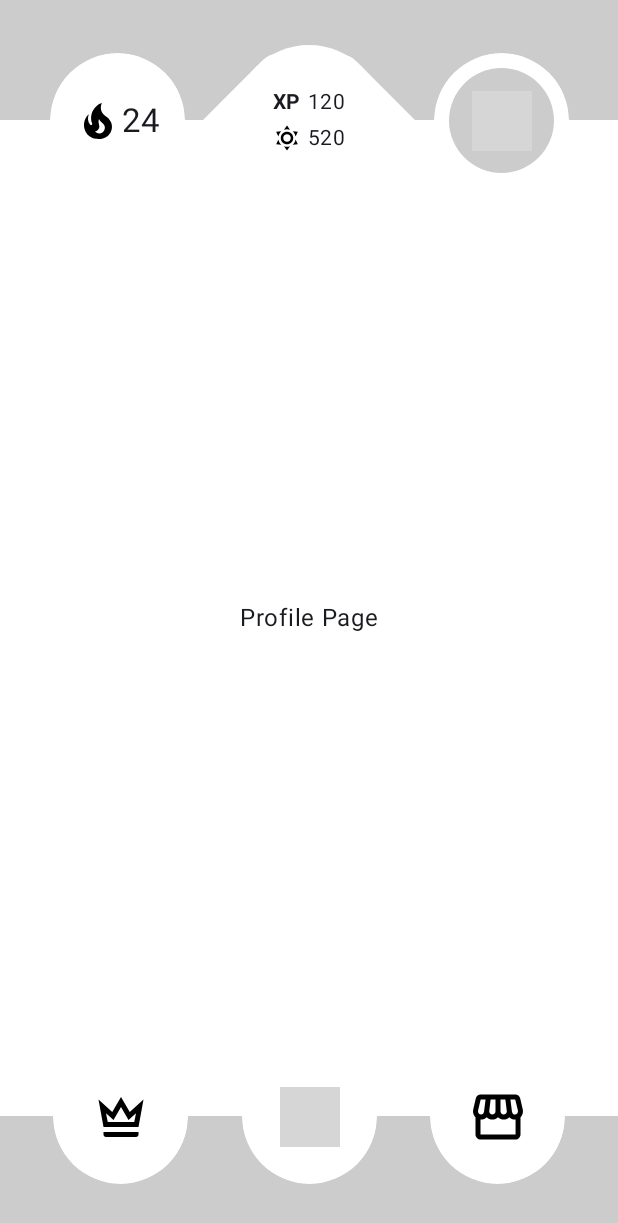
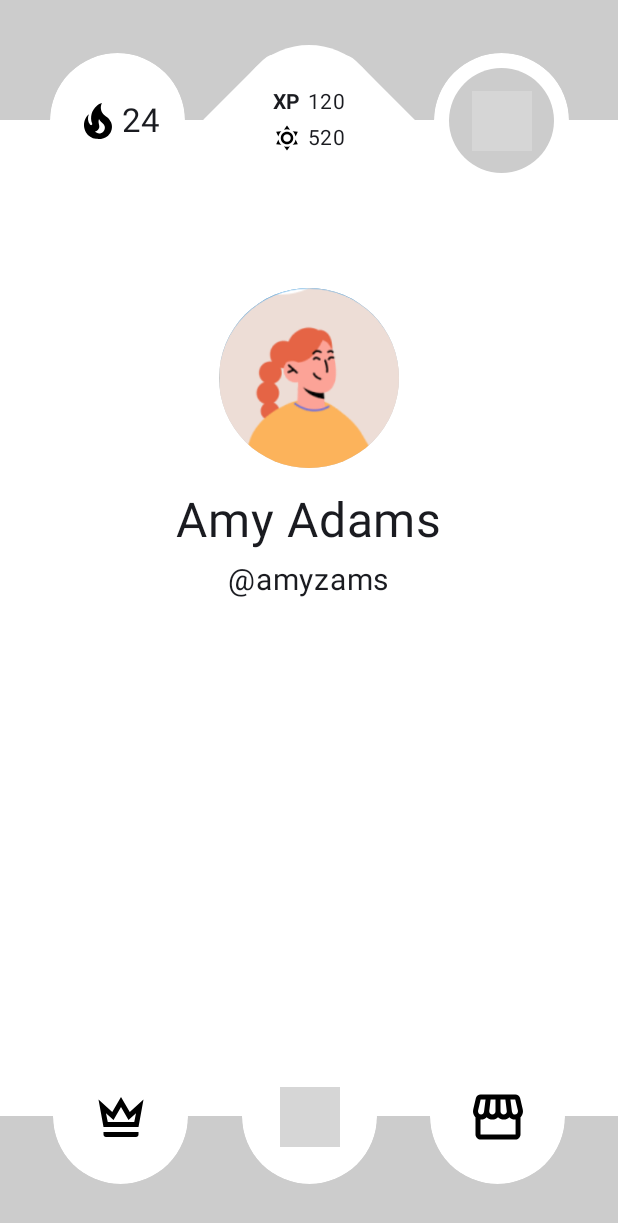
Before and after one commit to xtaja/TNUV-AlarmMeUp, an Android app built with Jetpack Compose: the screen it shows after launch (MainActivity), after a tap on "Profile", on a phone screen of 412 x 824 dp. Shown: the top 1223 px of the screen. Run offline under Robolectric (Android 15) with nearby library versions, the phone set to English and light mode, and no system bars; 1 other tap on this screen came first; grey boxes are pictures that could not be loaded.

Commit message:
half made clock and profile

```diff
--- a/app/build.gradle.kts
+++ b/app/build.gradle.kts
@@ -49,6 +49,7 @@ dependencies {
     implementation(libs.androidx.ui.graphics)
     implementation(libs.androidx.ui.tooling.preview)
     implementation(libs.androidx.material3)
+    implementation ("io.coil-kt:coil-compose:2.4.0")
     testImplementation(libs.junit)
     androidTestImplementation(libs.androidx.junit)
     androidTestImplementation(libs.androidx.espresso.core)
--- a/app/src/main/java/si/uni_lj/fe/tunv/alarmmeup/MainActivity.kt
+++ b/app/src/main/java/si/uni_lj/fe/tunv/alarmmeup/MainActivity.kt
@@ -8,7 +8,7 @@ import si.uni_lj.fe.tunv.alarmmeup.ui.StoreScreen
 import si.uni_lj.fe.tunv.alarmmeup.ui.components.NavBar
 import si.uni_lj.fe.tunv.alarmmeup.ui.components.NavBarButton
 import si.uni_lj.fe.tunv.alarmmeup.ui.components.NavBarStats
-
+import android.util.Log
 
 import android.os.Bundle
 import androidx.activity.ComponentActivity
@@ -57,7 +57,7 @@ fun MainScreen(modifier: Modifier = Modifier) {
                 label = "24", //change to number
                 iconSize = 32.dp
             )
-            NavBarStats(
+            NavBarStats( //XP and SunCoins
                 numOfXP = 120,
                 numOfSunCoins= 520
             )
@@ -80,12 +80,17 @@ fun MainScreen(modifier: Modifier = Modifier) {
         ) {
             when (selectedScreen) {
                 "StreakCalendar" -> StreakScreen()
-                "Profile" -> ProfileScreen()
+                "Profile" -> ProfileScreen(
+                    resourceId = R.drawable.placeholder_profile_picture,
+                    name = "Amy",
+                    surname = "Adams",
+                    username = "@amyzams")
                 "Leaderboard" -> LeaderboardScreen()
                 "Home" -> HomeScreen()
                 "Store" -> StoreScreen()
                 else -> Text("Unknown screen")
             }
+
         }
 
         // Bottom Navigation Bar
--- a/app/src/main/java/si/uni_lj/fe/tunv/alarmmeup/ui/HomeScreen.kt
+++ b/app/src/main/java/si/uni_lj/fe/tunv/alarmmeup/ui/HomeScreen.kt
@@ -1,9 +1,49 @@
 package si.uni_lj.fe.tunv.alarmmeup.ui
 
-import androidx.compose.material3.Text
-import androidx.compose.runtime.Composable
 
+import si.uni_lj.fe.tunv.alarmmeup.ui.components.RadialTimePicker
+
+import android.graphics.Color
+import android.util.Log
+import androidx.compose.foundation.layout.*
+import androidx.compose.material3.*
+import androidx.compose.runtime.*
+import androidx.compose.ui.Alignment
+import androidx.compose.ui.Modifier
+import androidx.compose.ui.unit.dp
+import java.util.*
+
+@OptIn(ExperimentalMaterial3Api::class)
 @Composable
 fun HomeScreen() {
-    Text("Home Page")
+    var hour by remember { mutableStateOf(12) }
+    var minute by remember { mutableStateOf(0) }
+    var isAm by remember { mutableStateOf(true) }
+    var isSelectingHour by remember { mutableStateOf(true) }
+
+    MaterialTheme {
+        Box(
+            modifier = Modifier
+                .fillMaxSize()
+                .padding(32.dp),
+            contentAlignment = Alignment.Center
+        ) {
+            RadialTimePicker(
+                selectedHour = hour,
+                selectedMinute = minute,
+                isAm = isAm,
+                isSelectingHour = isSelectingHour,
+                //onSelectionChange = { isSelectingHour = it },
+                onTimeChange = { newHour, newMinute, newIsAm ->
+                    Log.d("TimePicker", "Hour: $newHour, Minute: $newMinute, isAm: $newIsAm")
+                    hour = newHour
+                    minute = newMinute
+                    isAm = newIsAm
+                }, onSelectionChange = { selectingHour ->
+                    Log.d("TimePicker", "isSelectingHour: $selectingHour")
+                    isSelectingHour = selectingHour
+                }
+            )
+        }
+    }
 }
--- a/app/src/main/java/si/uni_lj/fe/tunv/alarmmeup/ui/ProfileScreen.kt
+++ b/app/src/main/java/si/uni_lj/fe/tunv/alarmmeup/ui/ProfileScreen.kt
@@ -1,9 +1,54 @@
 package si.uni_lj.fe.tunv.alarmmeup.ui
 
+
+import si.uni_lj.fe.tunv.alarmmeup.ui.components.ProfilePicture
+
+import android.util.Log
+import androidx.compose.foundation.layout.Column
+import androidx.compose.foundation.layout.fillMaxSize
+import androidx.compose.foundation.layout.padding
+import androidx.compose.ui.Alignment
+import androidx.compose.ui.Modifier
 import androidx.compose.material3.Text
 import androidx.compose.runtime.Composable
+import androidx.compose.ui.unit.dp
+import androidx.compose.foundation.layout.*
+import androidx.compose.ui.text.font.FontWeight
+import androidx.compose.ui.unit.sp
 
 @Composable
-fun ProfileScreen() {
-    Text("Profile Page")
+fun ProfileScreen(
+    resourceId: Int,
+    name:String,
+    surname: String,
+    username: String
+) {
+    Column(
+        modifier = Modifier
+            .fillMaxSize()
+            .padding(top = 32.dp),
+        horizontalAlignment = Alignment.CenterHorizontally
+    ) {
+        ProfilePicture(resourceId = resourceId, size = 120.dp)
+        Spacer(modifier = Modifier.height(16.dp))
+        Row(
+            verticalAlignment = Alignment.CenterVertically
+        ) {
+            Text(
+                text = "$name $surname",
+                fontSize = 32.sp,
+                fontWeight = FontWeight.Normal
+            )
+
+        }
+        Spacer(modifier = Modifier.height(8.dp))
+        Row(
+            verticalAlignment = Alignment.CenterVertically
+        ) {
+            Text(text = username,
+                fontSize = 20.sp,
+                fontWeight = FontWeight.Normal
+            )
+        }
+    }
 }
--- /dev/null
+++ b/app/src/main/java/si/uni_lj/fe/tunv/alarmmeup/ui/components/ProfilePicture.kt
@@ -0,0 +1,31 @@
+package si.uni_lj.fe.tunv.alarmmeup.ui.components
+
+import androidx.compose.foundation.Image
+import androidx.compose.runtime.Composable
+import androidx.compose.ui.unit.Dp
+import androidx.compose.foundation.layout.*
+import androidx.compose.material3.*
+import androidx.compose.runtime.*
+import androidx.compose.ui.Alignment
+import androidx.compose.ui.Modifier
+import androidx.compose.ui.res.painterResource
+import androidx.compose.ui.unit.dp
+import androidx.compose.foundation.background
+import androidx.compose.foundation.shape.CircleShape
+import androidx.compose.foundation.shape.RoundedCornerShape
+import androidx.compose.ui.draw.clip
+import androidx.compose.ui.graphics.Color
+import androidx.compose.ui.layout.ContentScale
+import coil.compose.AsyncImage
+
+@Composable
+fun ProfilePicture(resourceId: Int, size: Dp = 64.dp) {
+    Image(
+        painter = painterResource(id = resourceId),
+        contentDescription = "Profile picture",
+        modifier = Modifier
+            .size(size)
+            .clip(CircleShape)
+            .background(Color.LightGray)
+    )
+}
--- /dev/null
+++ b/app/src/main/java/si/uni_lj/fe/tunv/alarmmeup/ui/components/RadialTimePicker.kt
@@ -0,0 +1,229 @@
+package si.uni_lj.fe.tunv.alarmmeup.ui.components
+
+import androidx.compose.foundation.Canvas
+import androidx.compose.foundation.gestures.detectTapGestures
+import androidx.compose.foundation.layout.*
+import androidx.compose.material3.MaterialTheme
+import androidx.compose.material3.Text
+import androidx.compose.material3.TextButton
+import androidx.compose.material3.TextField
+import androidx.compose.runtime.*
+import androidx.compose.ui.Alignment
+import androidx.compose.ui.Modifier
+import androidx.compose.ui.geometry.Offset
+import androidx.compose.ui.graphics.Color
+import androidx.compose.ui.graphics.nativeCanvas
+import androidx.compose.ui.graphics.toArgb
+import androidx.compose.ui.input.pointer.pointerInput
+import androidx.compose.ui.unit.dp
+import kotlin.math.*
+
+@Composable
+fun RadialTimePicker(
+    selectedHour: Int,
+    selectedMinute: Int,
+    isAm: Boolean,
+    isSelectingHour: Boolean,
+    onSelectionChange: (Boolean) -> Unit,
+    onTimeChange: (Int, Int, Boolean) -> Unit,
+    modifier: Modifier = Modifier
+) {
+    var hourInput by remember { mutableStateOf(selectedHour.toString().padStart(2, '0')) }
+    var minuteInput by remember { mutableStateOf(selectedMinute.toString().padStart(2, '0')) }
+
+
+    LaunchedEffect(selectedHour) { hourInput = selectedHour.toString().padStart(2, '0') }
+    LaunchedEffect(selectedMinute) { minuteInput = selectedMinute.toString().padStart(2, '0') }
+
+    Column(
+        horizontalAlignment = Alignment.CenterHorizontally,
+        modifier = modifier
+    ) {
+        Row(
+            verticalAlignment = Alignment.CenterVertically,
+            horizontalArrangement = Arrangement.Center,
+            modifier = Modifier.fillMaxWidth()
+        ) {
+            Box(
+                contentAlignment = Alignment.Center,
+                modifier = Modifier
+                    .height(80.dp)
+                    .width(120.dp)
+            ) {
+                Row(verticalAlignment = Alignment.CenterVertically) {
+                    TextField(
+                        value = hourInput,
+                        onValueChange = {
+                            if (it.length <= 2 && it.all { c -> c.isDigit() }) {
+                                hourInput = it
+                                val hour = it.toIntOrNull()?.coerceIn(1, 12) ?: selectedHour
+                                val minute = minuteInput.toIntOrNull()?.coerceIn(0, 59) ?: selectedMinute
+                                onTimeChange(hour, minute, isAm)
+                            }
+                        },
+                        singleLine = true,
+                        modifier = Modifier.width(50.dp)
+                    )
+                    Text(
+                        text = ":",
+                        style = MaterialTheme.typography.headlineLarge,
+                        modifier = Modifier.padding(horizontal = 4.dp)
+                    )
+                    TextField(
+                        value = minuteInput,
+                        onValueChange = {
+                            if (it.length <= 2 && it.all { c -> c.isDigit() }) {
+                                minuteInput = it
+                                val hour = hourInput.toIntOrNull()?.coerceIn(1, 12) ?: selectedHour
+                                val minute = it.toIntOrNull()?.coerceIn(0, 59) ?: selectedMinute
+                                onTimeChange(hour, minute, isAm)
+                            }
+                        },
+                        singleLine = true,
+                        modifier = Modifier.width(50.dp)
+                    )
+                }
+            }
+            Column(
+                verticalArrangement = Arrangement.Center,
+                horizontalAlignment = Alignment.CenterHorizontally
+            ) {
+                TextButton(
+                    onClick = { onTimeChange(selectedHour, selectedMinute, true) },
+                    modifier = Modifier
+                        .height(40.dp)
+                        .width(60.dp)
+                ) {
+                    Text(
+                        text = "AM",
+                        color = if (isAm) Color.Black else Color.Gray
+                    )
+                }
+                TextButton(
+                    onClick = { onTimeChange(selectedHour, selectedMinute, false) },
+                    modifier = Modifier
+                        .height(40.dp)
+                        .width(60.dp)
+                ) {
+                    Text(
+                        text = "PM",
+                        color = if (!isAm) Color.Black else Color.Gray
+                    )
+                }
+            }
+        }
+
+        Spacer(Modifier.height(24.dp))
+
+        Box(
+            modifier = Modifier
+                .size(500.dp)
+                .pointerInput(Unit) {
+                    detectTapGestures { offset ->
+                        val boxSize = min(this.size.width, this.size.height).toFloat();                        val center = Offset(boxSize / 2, boxSize / 2)
+                        val dx = offset.x - center.x
+                        val dy = offset.y - center.y
+                        val distance = hypot(dx, dy)
+                        val hourRadius = boxSize / 3
+                        val minuteNumberRadius = hourRadius - 100
+                        val hourDist = abs(distance - (hourRadius - 10))
+                        val minuteDist = abs(distance - minuteNumberRadius)
+                        if (hourDist < minuteDist) {
+                            val angle = (atan2(dy, dx).toDouble() * 180 / Math.PI + 360 + 90) % 360
+                            val hour = ((angle / 30).roundToInt() + 12) % 12
+                            onTimeChange(if (hour == 0) 12 else hour, selectedMinute, isAm)
+                            onSelectionChange(true)
+                        } else {
+                            val angle = (atan2(dy, dx).toDouble() * 180 / Math.PI + 360 + 90) % 360
+                            val minute = ((angle / 6).roundToInt()) % 60
+                            onTimeChange(selectedHour, minute, isAm)
+                            onSelectionChange(false)
+                        }
+                    }
+                }
+        ) {
+            Canvas(modifier = Modifier.fillMaxSize()) {
+                val boxSize = size.minDimension
+                val center = Offset(boxSize / 2, boxSize / 2)
+                val hourRadius = boxSize / 3
+                val minuteRadius = boxSize / 2.5f
+                val minuteNumberRadius = hourRadius - 100
+
+                drawCircle(Color.LightGray, center = center, radius = minuteRadius)
+
+                // Draw hour hand and its end circle
+                val hourAngle = Math.toRadians((selectedHour * 30 - 90).toDouble())
+                val hourX = center.x + cos(hourAngle) * (hourRadius - 0)
+                val hourY = center.y + sin(hourAngle) * (hourRadius - 0)
+                drawLine(
+                    Color.Gray,
+                    start = center,
+                    end = Offset(hourX.toFloat(), hourY.toFloat()),
+                    strokeWidth = 8f
+                )
+                drawCircle(
+                    color = Color.Gray,
+                    radius = 45f,
+                    center = Offset(hourX.toFloat(), hourY.toFloat())
+                )
+
+                // Draw minute hand and its end circle
+                val minuteAngle = Math.toRadians((selectedMinute * 6 - 90).toDouble())
+                val minuteX = center.x + cos(minuteAngle) * (minuteRadius - 158)
+                val minuteY = center.y + sin(minuteAngle) * (minuteRadius - 158)
+                drawLine(
+                    Color.Gray,
+                    start = center,
+                    end = Offset(minuteX.toFloat(), minuteY.toFloat()),
+                    strokeWidth = 8f
+                )
+                drawCircle(
+                    color = Color.Gray,
+                    radius = 30f,
+                    center = Offset(minuteX.toFloat(), minuteY.toFloat())
+                )
+
+                // Draw hour numbers (outer circle)
+                for (h in 1..12) {
+                    val angle = Math.toRadians((h * 30 - 90).toDouble())
+                    val x = center.x + cos(angle) * (hourRadius - 10)
+                    val y = center.y + sin(angle) * (hourRadius - 10)
+                    drawContext.canvas.nativeCanvas.apply {
+                        val paint = android.graphics.Paint().apply {
+                            color = android.graphics.Color.WHITE
+                            textSize = 60f
+                            textAlign = android.graphics.Paint.Align.CENTER
+                            typeface = android.graphics.Typeface.DEFAULT_BOLD
+                        }
+                        drawText(
+                            h.toString(),
+                            x.toFloat(),
+                            y.toFloat() + 30,
+                            paint
+                        )
+                    }
+                }
+
+                // Draw minute numbers (inner circle)
+                for (m in 0 until 60 step 5) {
+                    val angle = Math.toRadians((m * 6 - 90).toDouble())
+                    val x = center.x + cos(angle) * minuteNumberRadius
+                    val y = center.y + sin(angle) * minuteNumberRadius
+                    val minuteText = m.toString().padStart(2, '0')
+                    drawContext.canvas.nativeCanvas.apply {
+                        drawText(
+                            minuteText,
+                            x.toFloat(),
+                            y.toFloat() + 22,
+                            android.graphics.Paint().apply {
+                                color = Color.White.toArgb()
+                                textSize = 45f
+                                textAlign = android.graphics.Paint.Align.CENTER
+                            }
+                        )
+                    }
+                }
+            }
+        }
+    }
+}
--- a/app/src/main/java/si/uni_lj/fe/tunv/alarmmeup/ui/theme/Theme.kt
+++ b/app/src/main/java/si/uni_lj/fe/tunv/alarmmeup/ui/theme/Theme.kt
@@ -9,28 +9,28 @@ import androidx.compose.material3.dynamicDarkColorScheme
 import androidx.compose.material3.dynamicLightColorScheme
 import androidx.compose.material3.lightColorScheme
 import androidx.compose.runtime.Composable
+import androidx.compose.ui.graphics.Color
 import androidx.compose.ui.platform.LocalContext
 
 private val DarkColorScheme = darkColorScheme(
-    primary = Purple80,
-    secondary = PurpleGrey80,
-    tertiary = Pink80
+    primary = Color.LightGray,
+    secondary = Color.Gray,
+    tertiary = Color.DarkGray
 )
 
 private val LightColorScheme = lightColorScheme(
-    primary = Purple40,
-    secondary = PurpleGrey40,
-    tertiary = Pink40
+    primary = Color.DarkGray,
+    secondary = Color.Gray,
+    tertiary = Color.LightGray,
 
-    /* Other default colors to override
-    background = Color(0xFFFFFBFE),
-    surface = Color(0xFFFFFBFE),
+    background = Color.White,
+    surface = Color.LightGray,
     onPrimary = Color.White,
     onSecondary = Color.White,
     onTertiary = Color.White,
     onBackground = Color(0xFF1C1B1F),
     onSurface = Color(0xFF1C1B1F),
-    */
+
 )
 
 @Composable
```
Also changed, not shown: app/src/main/res/drawable/placeholder_profile_picture.png (added).
